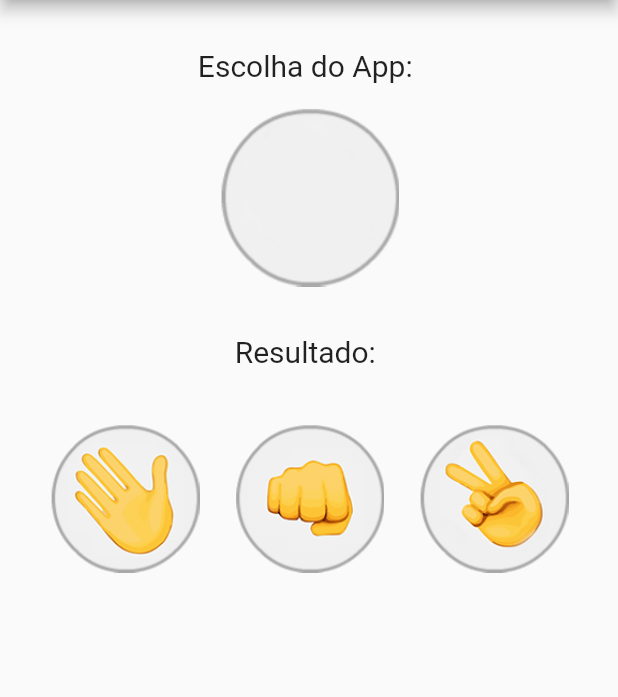
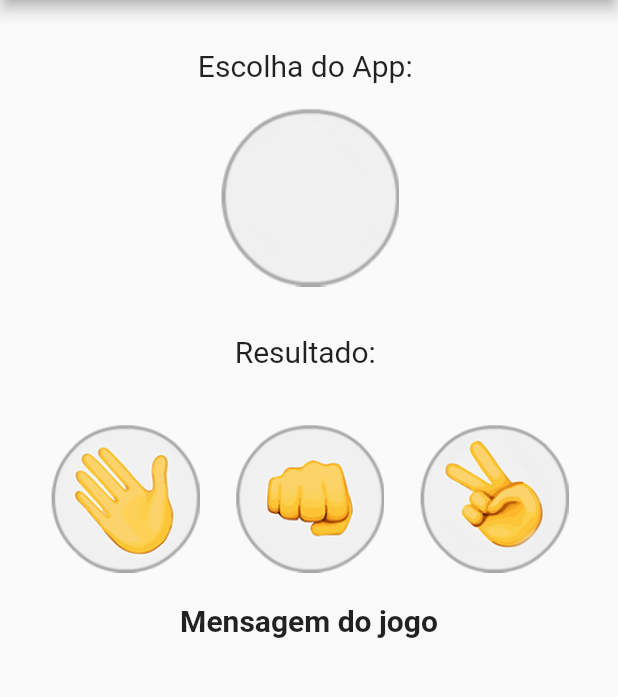
Before and after one commit to Diegolaquino/jokenpo, a Flutter app: the screen it shows after launch, on a phone screen of 412 x 824 dp, the part 84-781 px from its top. Run offline on Flutter 3.47's test engine with Material 2 defaults, Android fonts, the phone set to English and light mode, and no system bars.

Commit message:
projeto pronto

```diff
--- a/lib/Jogo.dart
+++ b/lib/Jogo.dart
@@ -9,6 +9,7 @@ class Jogo extends StatefulWidget{
 class _JogoState extends State<Jogo>{
 
   var _imagemApp = AssetImage("assets/padrao.png");
+  var _mensagem = "Mensagem do jogo";
 
 void _opcaoSelecionada(String escolhaDoUsuario){
   var opcoes = ["pedra", "tesoura", "papel"];
@@ -33,6 +34,22 @@ void _opcaoSelecionada(String escolhaDoUsuario){
         this._imagemApp = AssetImage("assets/papel.png");
       });
       break;
+  }
+
+  if(escolhaApp == escolhaDoUsuario){
+    setState(() {
+      _mensagem = "Empate";
+    });
+  }
+  else if((escolhaDoUsuario == "pedra" && escolhaApp == "tesoura") || (escolhaDoUsuario == "papel" && escolhaApp == "pedra") || (escolhaDoUsuario == "tesoura" && escolhaApp == "papel")){
+    setState(() {
+      _mensagem = "Você Ganhou!!!";
+    });
+  }
+  else{
+    setState(() {
+      _mensagem = "Você Perdeu!!!";
+    });
   }
 
 }
@@ -92,6 +109,18 @@ void _opcaoSelecionada(String escolhaDoUsuario){
                   ],
                 ),
             ),
+            Padding(
+              padding: EdgeInsets.only(
+                top: 20,
+                      ),
+              child: Text(
+                _mensagem,
+                style: TextStyle(
+                  fontSize: 20,
+                  fontWeight: FontWeight.bold,
+                  ),
+                ),
+              )
 
         ],
         crossAxisAlignment: CrossAxisAlignment.center,
```
